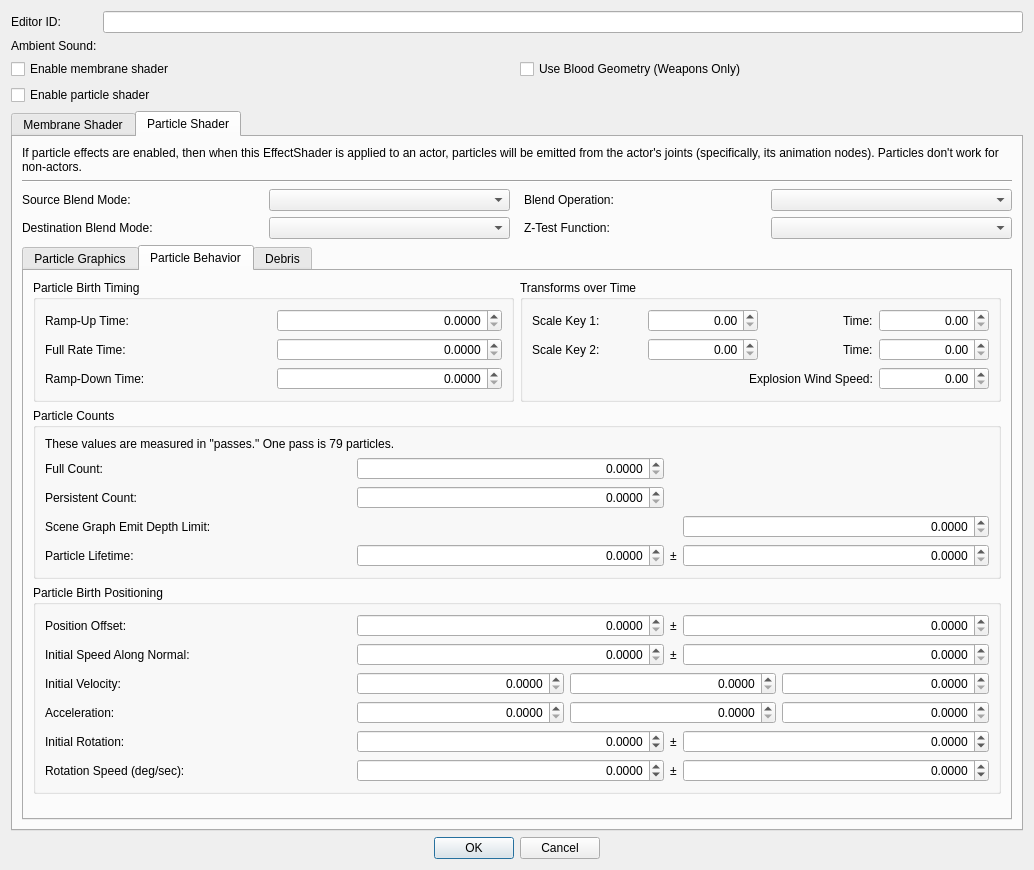
Old version of the form native/src/DovahKit/ui/form_windows/effectshader.ui in the repository DavidJCobb/DovahKit.
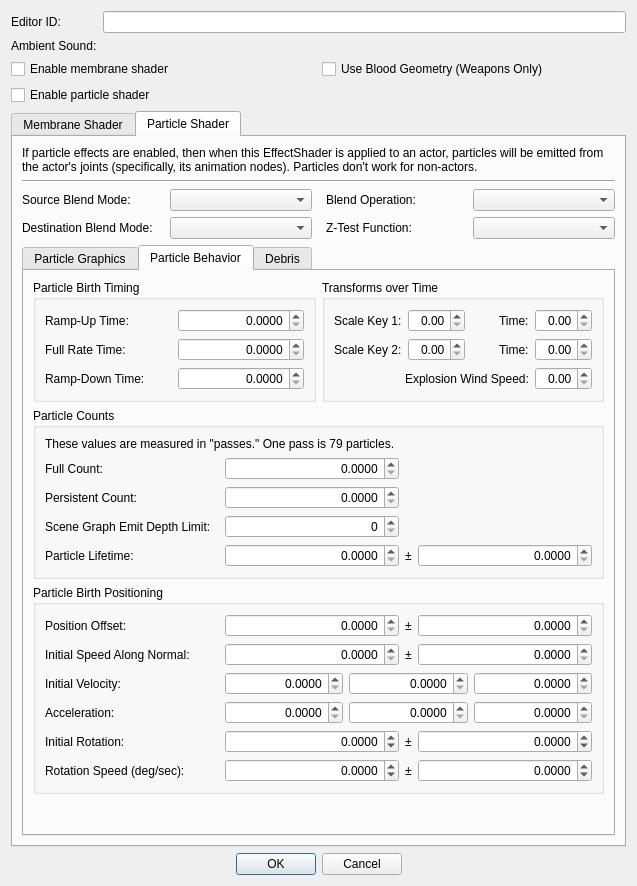
New version of the form. The open tabs and pages were chosen to show the change. Custom widgets are drawn as their Qt base class.

```diff
--- a/native/src/DovahKit/ui/form_windows/effectshader.ui
+++ b/native/src/DovahKit/ui/form_windows/effectshader.ui
@@ -2,6 +2,14 @@
 <ui version="4.0">
  <class>FormDialogEffectShader</class>
  <widget class="QDialog" name="FormDialogEffectShader">
+  <property name="geometry">
+   <rect>
+    <x>0</x>
+    <y>0</y>
+    <width>619</width>
+    <height>886</height>
+   </rect>
+  </property>
   <property name="windowTitle">
    <string>EffectShader</string>
   </property>
@@ -2055,20 +2063,7 @@
                   </property>
                  </widget>
                 </item>
-                <item row="2" column="3">
-                 <widget class="QDoubleSpinBox" name="particleEmitDepthLimit">
-                  <property name="alignment">
-                   <set>Qt::AlignRight|Qt::AlignTrailing|Qt::AlignVCenter</set>
-                  </property>
-                  <property name="decimals">
-                   <number>4</number>
-                  </property>
-                  <property name="maximum">
-                   <double>400.000000000000000</double>
-                  </property>
-                 </widget>
-                </item>
-                <item row="2" column="0" colspan="3">
+                <item row="2" column="0">
                  <widget class="QLabel" name="label_48">
                   <property name="text">
                    <string>Scene Graph Emit Depth Limit:</string>
@@ -2078,6 +2073,13 @@
                   </property>
                  </widget>
                 </item>
+                <item row="2" column="1">
+                 <widget class="QSpinBox" name="particleEmitDepthLimit">
+                  <property name="alignment">
+                   <set>Qt::AlignRight|Qt::AlignTrailing|Qt::AlignVCenter</set>
+                  </property>
+                 </widget>
+                </item>
                </layout>
               </item>
              </layout>
```
